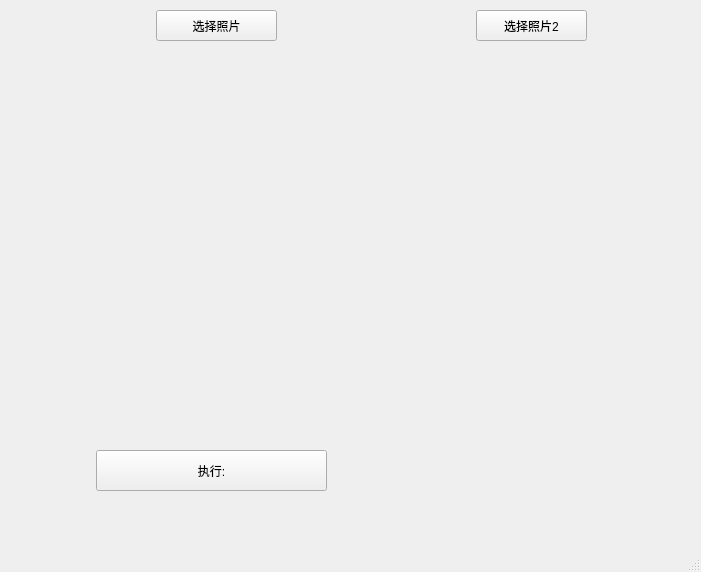
Above: ai-teach.ui from zhufree/ai-class-platform before the change; both pictures show x 484 to 1185 and y 0 to 572 of the 1185 by 572 pixel window. Below: the same form after it.
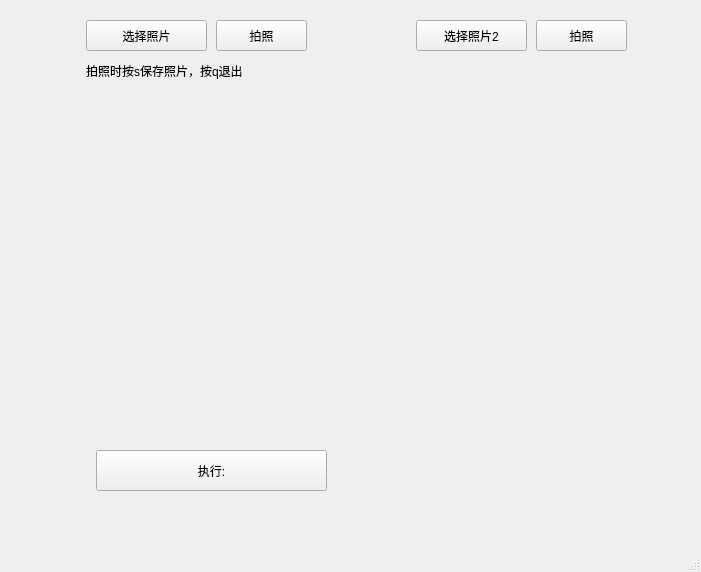
That is the form after the change. The open tabs and pages were chosen to show the change.

Commit message: :rocket: add take picture function

```diff
--- a/ai-teach.ui
+++ b/ai-teach.ui
@@ -281,8 +281,8 @@
      <widget class="QPushButton" name="secondFileSelectBtn">
       <property name="geometry">
        <rect>
-        <x>80</x>
-        <y>0</y>
+        <x>20</x>
+        <y>10</y>
         <width>111</width>
         <height>31</height>
        </rect>
@@ -304,6 +304,22 @@
        <string/>
       </property>
      </widget>
+     <widget class="QPushButton" name="takeSecondPhotoBtn">
+      <property name="geometry">
+       <rect>
+        <x>140</x>
+        <y>10</y>
+        <width>91</width>
+        <height>31</height>
+       </rect>
+      </property>
+      <property name="styleSheet">
+       <string notr="true"/>
+      </property>
+      <property name="text">
+       <string>拍照</string>
+      </property>
+     </widget>
     </widget>
    </widget>
    <widget class="QPushButton" name="funcBtn">
@@ -325,8 +341,8 @@
    <widget class="QPushButton" name="fileSelectBtn">
     <property name="geometry">
      <rect>
-      <x>640</x>
-      <y>10</y>
+      <x>570</x>
+      <y>20</y>
       <width>121</width>
       <height>31</height>
      </rect>
@@ -341,7 +357,7 @@
    <widget class="QLabel" name="statusLabel">
     <property name="geometry">
      <rect>
-      <x>720</x>
+      <x>580</x>
       <y>500</y>
       <width>231</width>
       <height>20</height>
@@ -351,6 +367,35 @@
      <string/>
     </property>
    </widget>
+   <widget class="QPushButton" name="takePhotoBtn">
+    <property name="geometry">
+     <rect>
+      <x>700</x>
+      <y>20</y>
+      <width>91</width>
+      <height>31</height>
+     </rect>
+    </property>
+    <property name="styleSheet">
+     <string notr="true"/>
+    </property>
+    <property name="text">
+     <string>拍照</string>
+    </property>
+   </widget>
+   <widget class="QLabel" name="label_3">
+    <property name="geometry">
+     <rect>
+      <x>570</x>
+      <y>60</y>
+      <width>231</width>
+      <height>21</height>
+     </rect>
+    </property>
+    <property name="text">
+     <string>拍照时按s保存照片，按q退出</string>
+    </property>
+   </widget>
   </widget>
   <widget class="QMenuBar" name="menubar">
    <property name="geometry">
```
Left out of the diff: 6 changed lines with no effect on the pictures. The commit also changes 4 other files.
